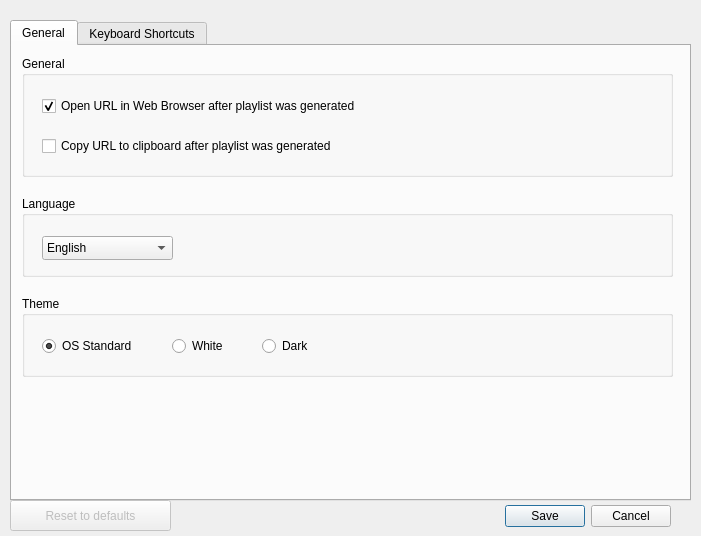
Before: the Qt Designer form src/main/resources/base/forms/settings_dialog.ui in christianhofmanncodes/youtube-playlist-generator, drawn with Qt 5.
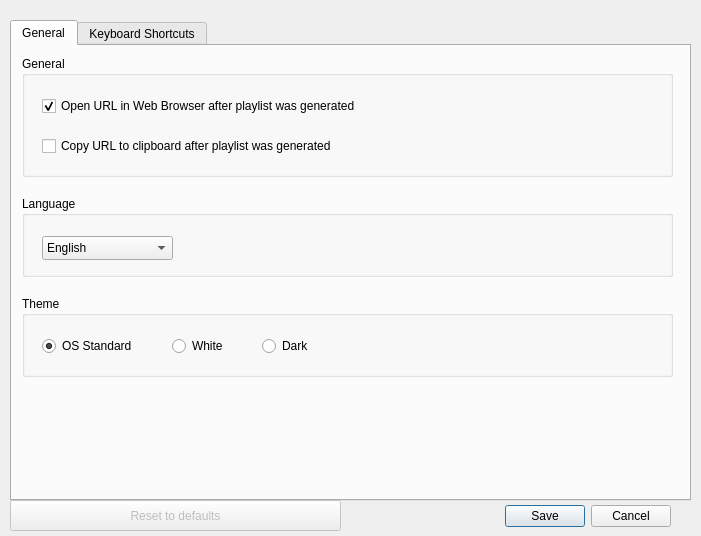
After: the same form once the commit is applied.

Commit message: Add translation for SettingsDialog

What changed in the file:
```diff
--- a/src/main/resources/base/forms/settings_dialog.ui
+++ b/src/main/resources/base/forms/settings_dialog.ui
@@ -95,7 +95,7 @@
        <rect>
         <x>20</x>
         <y>40</y>
-        <width>361</width>
+        <width>621</width>
         <height>20</height>
        </rect>
       </property>
@@ -117,7 +117,7 @@
        <rect>
         <x>20</x>
         <y>80</y>
-        <width>361</width>
+        <width>621</width>
         <height>20</height>
        </rect>
       </property>
@@ -796,7 +796,7 @@
     <rect>
      <x>10</x>
      <y>500</y>
-     <width>161</width>
+     <width>331</width>
      <height>31</height>
     </rect>
    </property>
```
The commit also changes 20 other files.
